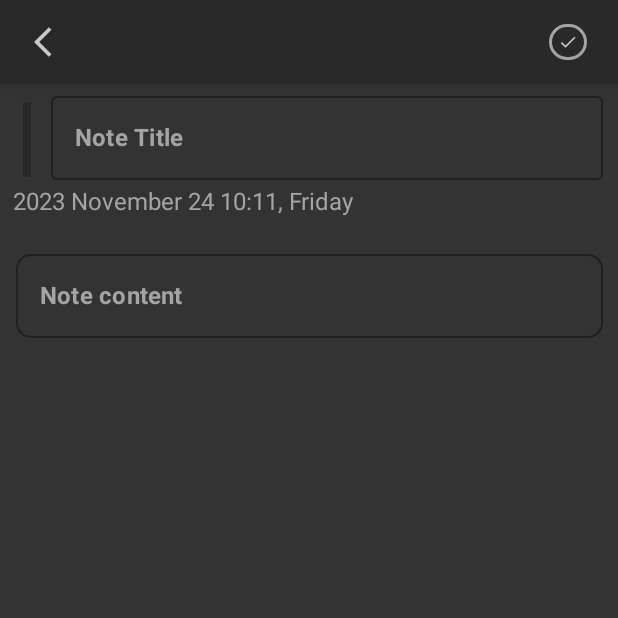
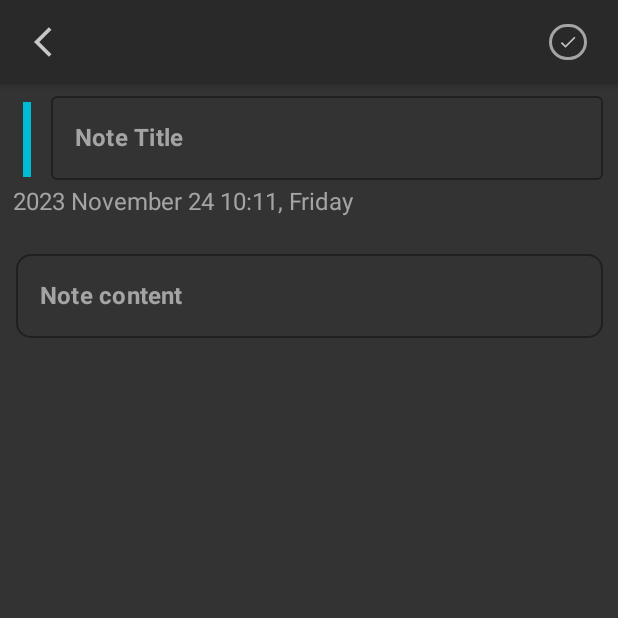
Before and after one commit to zyt1678532032/Compose_sample, an Android app built with Jetpack Compose: the EditNoteScreen screen opened through its navigation route, on a phone screen of 412 x 824 dp, the top half of it. Run offline under Robolectric (Android 15) with nearby library versions, the phone set to English and light mode, and no system bars; our stand-ins replace Room's generated code.

Commit message:
fix:删除不需要进行回调的参数

```diff
--- a/app/src/main/java/com/sues/noteapp/component/NoteEditScreen.kt
+++ b/app/src/main/java/com/sues/noteapp/component/NoteEditScreen.kt
@@ -77,19 +77,11 @@ fun EditNoteScreen(
     val state = noteViewModel.uiState
 
     val (title, changeTitle) = remember {
-        val title = if (state.clickedNote == null) {
-            ""
-        } else {
-            state.clickedNote.title ?: ""
-        }
+        val title = state.clickedNote?.title ?: ""
         mutableStateOf(title)
     }
     val (noteContent, changeContent) = remember {
-        val noteContent = if (state.clickedNote == null) {
-            ""
-        } else {
-            state.clickedNote.noteText ?: ""
-        }
+        val noteContent = state.clickedNote?.noteText ?: ""
         mutableStateOf(noteContent)
     }
     var imagePath by remember {
@@ -97,11 +89,7 @@ fun EditNoteScreen(
     }
     // 选中颜色
     val selectedColor = remember {
-        val color = if (state.clickedNote == null) {
-            SelectedColor.Color1
-        } else {
-            state.clickedNote.selectedColor
-        }
+        val color = state.clickedNote?.selectedColor ?: SelectedColor.Color1
         mutableStateOf(color)
     }
 
@@ -255,46 +243,26 @@ fun SheetContent(
             verticalAlignment = Alignment.CenterVertically,
             modifier = Modifier.fillMaxWidth()
         ) {
-            SelectedColorChangeByOnClick(
-                selectedColor = selectedColor.value,
-                currentColor = SelectedColor.Color1,
-                onClick = {
-                    if (selectedColor.value != SelectedColor.Color1) {
-                        selectedColor.value = SelectedColor.Color1
-                    }
-                })
-            SelectedColorChangeByOnClick(
-                selectedColor = selectedColor.value,
-                currentColor = SelectedColor.Color2,
-                onClick = {
-                    if (selectedColor.value != SelectedColor.Color2) {
-                        selectedColor.value = SelectedColor.Color2
-                    }
-                })
-            SelectedColorChangeByOnClick(
-                selectedColor = selectedColor.value,
-                currentColor = SelectedColor.Color3,
-                onClick = {
-                    if (selectedColor.value != SelectedColor.Color3) {
-                        selectedColor.value = SelectedColor.Color3
-                    }
-                })
-            SelectedColorChangeByOnClick(
-                selectedColor = selectedColor.value,
-                currentColor = SelectedColor.Color4,
-                onClick = {
-                    if (selectedColor.value != SelectedColor.Color4) {
-                        selectedColor.value = SelectedColor.Color4
-                    }
-                })
-            SelectedColorChangeByOnClick(
-                selectedColor = selectedColor.value,
-                currentColor = SelectedColor.Color5,
-                onClick = {
-                    if (selectedColor.value != SelectedColor.Color5) {
-                        selectedColor.value = SelectedColor.Color5
-                    }
-                })
+            SelectedColorCard(
+                selectedColor = selectedColor,
+                backgroundColor = SelectedColor.Color1,
+            )
+            SelectedColorCard(
+                selectedColor = selectedColor,
+                backgroundColor = SelectedColor.Color2,
+            )
+            SelectedColorCard(
+                selectedColor = selectedColor,
+                backgroundColor = SelectedColor.Color3,
+            )
+            SelectedColorCard(
+                selectedColor = selectedColor,
+                backgroundColor = SelectedColor.Color4,
+            )
+            SelectedColorCard(
+                selectedColor = selectedColor,
+                backgroundColor = SelectedColor.Color5,
+            )
             Text(
                 text = "选择颜色",
                 fontWeight = FontWeight.Bold,
@@ -350,25 +318,32 @@ fun SheetContent(
 }
 
 @Composable
-private fun SelectedColorChangeByOnClick(
-    selectedColor: SelectedColor,
-    currentColor: SelectedColor,
-    onClick: () -> Unit
+private fun SelectedColorCard(
+    selectedColor: MutableState<SelectedColor>,
+    backgroundColor: SelectedColor,
 ) {
-    IconButton(onClick = onClick) {
+    IconButton(onClick = {
+        showRightIcon(selectedColor, backgroundColor)
+    }) {
         Icon(
             painter = painterResource(id = R.drawable.ic_done),
             contentDescription = null,
             modifier = Modifier
                 .clip(RoundedCornerShape(35.dp))
-                .background(currentColor.color)
+                .background(backgroundColor.color)
                 .size(40.dp)
                 .padding(5.dp),
-            tint = if (selectedColor == currentColor) colorWhite else currentColor.color
+            tint = if (selectedColor.value == backgroundColor) colorWhite else backgroundColor.color
         )
     }
 }
 
+private fun showRightIcon(
+    selectedColor: MutableState<SelectedColor>,
+    backgroundColor: SelectedColor
+) {
+    selectedColor.value = backgroundColor
+}
 
 @Composable
 fun AddNoteTopBar(
--- a/app/src/main/java/com/sues/noteapp/ui/theme/Color.kt
+++ b/app/src/main/java/com/sues/noteapp/ui/theme/Color.kt
@@ -17,19 +17,19 @@ val colorDefaultNoteColor = Color(0xFF333333)
 val colorNoteSubtitleText = Color(0xFFFAFAFA)
 val colorMiscellaneousBackground = Color(0xFF1F1F1F)
 
+val colorNoteColor1 = Color(0xFF00BCD4)
 val colorNoteColor2 = Color(0xFFFDBE38)
 val colorNoteColor3 = Color(0xFFFF4842)
 val colorNoteColor4 = Color(0xFF3A52FC)
-val colorNoteColor5 = Color(0xFF000000)
+val colorNoteColor5 = Color(0xFF8BC34A)
 
 val colorDelete = Color(0xFFFF4842)
 val colorSearchBackground = Color(0xFF333333)
 
-val test = Color(0xFF018786)
 
 // 底部导航兰选择的颜色
 enum class SelectedColor(val color: Color) {
-    Color1(colorPrimaryDark),
+    Color1(colorNoteColor1),
     Color2(colorNoteColor2),
     Color3(colorNoteColor3),
     Color4(colorNoteColor4),
```
Lines whose indentation alone changed are shown as unchanged.
